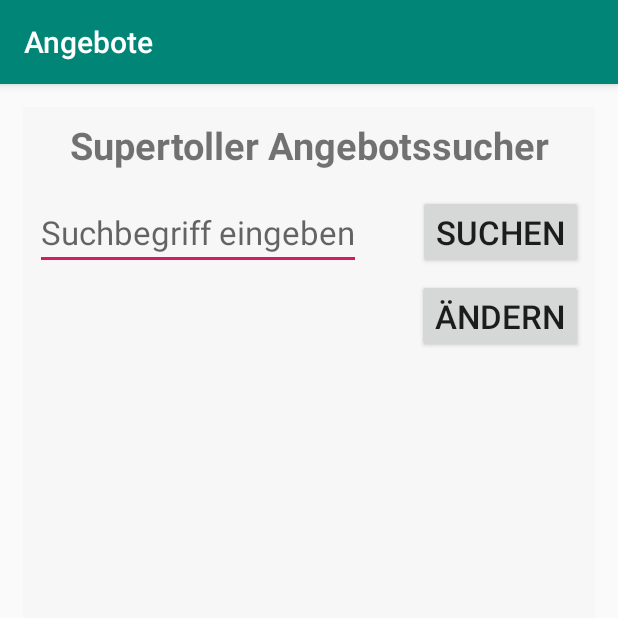
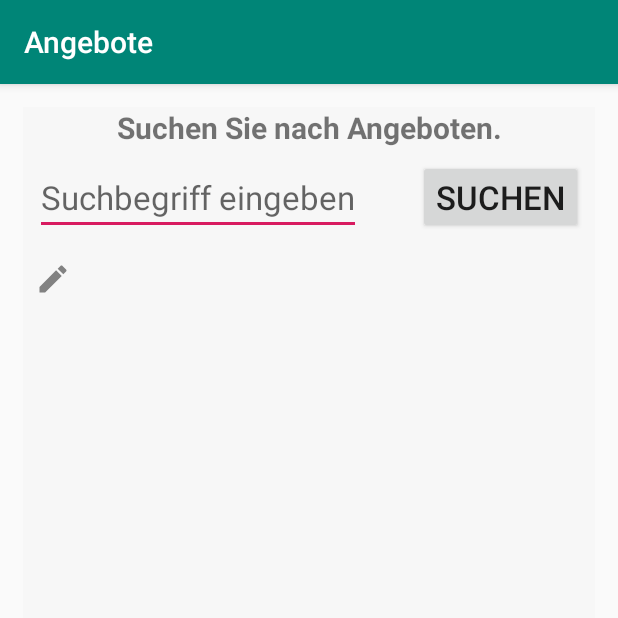
Before and after one commit to Bienchen13/Angebotssucher, an Android app: the screen it shows after launch (MainActivity), after a tap on "SUCHEN", on a phone screen of 412 x 824 dp, the top half of it. Run offline under Robolectric (Android 15) with nearby library versions, the phone set to English and light mode, and no system bars.

```diff
--- a/app/src/main/java/de/kathrin/angebote/MainActivity.java
+++ b/app/src/main/java/de/kathrin/angebote/MainActivity.java
@@ -111,7 +111,7 @@ public class MainActivity extends AppCompatActivity {
                 Log.v(LOG_TAG, "Search for Offers Button was clicked");
 
                 // Get search item from text field
-                String searchItem = ((EditText) findViewById(R.id.searchField)).getText().toString();
+                String searchItem = ((EditText) findViewById(R.id.offer_search_field)).getText().toString();
 
                 // Start the search
                 RequestOffersTask offersTask = new RequestOffersTask();
@@ -120,7 +120,7 @@ public class MainActivity extends AppCompatActivity {
         };
 
         // Add On Click Reaction to Search Button
-        findViewById(R.id.searchButton).setOnClickListener(onSearchButtonClickListener);
+        findViewById(R.id.offer_search_button).setOnClickListener(onSearchButtonClickListener);
     }
 
     /**
@@ -139,7 +139,7 @@ public class MainActivity extends AppCompatActivity {
         };
 
         // Add On Click Reaction to Select Market Button
-        findViewById(R.id.change_market).setOnClickListener(onSelectMarketClickListener);
+        findViewById(R.id.select_market).setOnClickListener(onSelectMarketClickListener);
 
     }
 
@@ -147,9 +147,10 @@ public class MainActivity extends AppCompatActivity {
      * Bind the Adapter to the List View and init the click reaction on the offers.
      */
     private void initListView() {
+
         // Bind Adapter to List View
         OfferArrayAdapter offerArrayAdapter = new OfferArrayAdapter(this, resultOfferList);
-        ((ListView)findViewById(R.id.listview_activity_main)).setAdapter(offerArrayAdapter);
+        ((ListView)findViewById(R.id.offer_result_list)).setAdapter(offerArrayAdapter);
 
         // Add pop-up with description when clicking on an offer.
         registerListViewClickListener();
@@ -190,6 +191,11 @@ public class MainActivity extends AppCompatActivity {
 
                 // Delete old offers
                 allOffersList = null;
+
+                // Clear list view
+                resultOfferList.clear();
+                ((ListView)findViewById(R.id.offer_result_list)).invalidateViews();
+                ((TextView)findViewById(R.id.offer_result_header)).setText("");
             }
         }
     }
@@ -213,8 +219,8 @@ public class MainActivity extends AppCompatActivity {
                 View popupView = inflater.inflate(R.layout.description_popup, null);
 
                 // Connect the elements from the popup view with the corresponding information
-                ((TextView) popupView.findViewById(R.id.titel_popup_text)).setText(title);
-                ((TextView) popupView.findViewById(R.id.description_popup_text)).setText(description);
+                ((TextView) popupView.findViewById(R.id.popup_title)).setText(title);
+                ((TextView) popupView.findViewById(R.id.popup_description)).setText(description);
 
                 // Start a new DownloadImageTask to display the image
                 ImageView imageView  = popupView.findViewById(R.id.popup_image);
@@ -238,7 +244,7 @@ public class MainActivity extends AppCompatActivity {
             }
         };
 
-        ((ListView) findViewById(R.id.listview_activity_main)).setOnItemClickListener(onItemClickListener);
+        ((ListView) findViewById(R.id.offer_result_list)).setOnItemClickListener(onItemClickListener);
     }
 
     /**
@@ -249,18 +255,18 @@ public class MainActivity extends AppCompatActivity {
         Log.v(LOG_TAG, "Updating view");
 
         // Set Header with available dates
-        String headerText = "Angebote gültig vom " +
+        String headerText = "Gültig: " +
                 allOffersList.getAvailableFromFormatted() +
-                " bis zum " +
-                allOffersList.getAvailableUntilFormatted() + ".";
-        ((TextView)findViewById(R.id.resultHeader)).setText(headerText);
+                " - " +
+                allOffersList.getAvailableUntilFormatted();
+        ((TextView)findViewById(R.id.offer_result_header)).setText(headerText);
 
         // Update result offer list
         resultOfferList.clear();
         resultOfferList.addAll(offerList);
 
         // Update list view
-        ((ListView)findViewById(R.id.listview_activity_main)).invalidateViews();
+        ((ListView)findViewById(R.id.offer_result_list)).invalidateViews();
     }
 
     /**
@@ -295,27 +301,20 @@ public class MainActivity extends AppCompatActivity {
             // Create a file for every selected market
             String filename = selectedMarket.getMarketID() + Utility.TEXTFILE_ENDING;
 
-            // Load all offers of a market from file or make a server request
+            // Try to restore offers from file
+            if (allOffersList == null && getFileStreamPath(filename).exists()) {
+                allOffersList = Utility.restoreOffersFromFile(MainActivity.this, filename);
+
+                // Check if the file is outdated
+                if (allOffersList.getAvailableUntil().before(new Date())) {
+                    Log.v(LOG_TAG, "Offers from file outdated");
+                    allOffersList = null;
+                }
+            }
+
+            // Try to make a server request to load offers
             if (allOffersList == null) {
-
-                // Load offers from file, if they exist
-                if (getFileStreamPath(filename).exists()) {
-                    allOffersList = Utility.restoreOffersFromFile(MainActivity.this, filename);
-
-                    // If not outdated, they can be used
-                    if (!allOffersList.getAvailableUntil().before(new Date())) {
-                        Log.v(LOG_TAG, "Offers from file restored.");
-
-                        // otherwise make a server request
-                    } else {
-                        Log.v(LOG_TAG, "Offers from file outdated");
-                        allOffersList = Utility.requestOffersFromServer(MainActivity.this, selectedMarket, filename);
-
-                    }
-                    // if there is no file, also a server request is necessary
-                } else {
-                    allOffersList = Utility.requestOffersFromServer(MainActivity.this, selectedMarket, filename);
-                }
+                allOffersList = Utility.requestOffersFromServer(MainActivity.this, selectedMarket, filename);
             }
 
             // if list is still null, something bad happened
@@ -326,7 +325,7 @@ public class MainActivity extends AppCompatActivity {
             }
 
             // collect all matching offers
-            for (Offer o: allOffersList.getOfferList()) {
+            for (Offer o: allOffersList) {
                 if (o.getTitle().toLowerCase().contains(searchItem[0].toLowerCase()) ||
                     o.getDescription().toLowerCase().contains(searchItem[0].toLowerCase())) {
                     resultList.add(o);
--- /dev/null
+++ b/app/src/main/res/drawable-anydpi/edit_pencil.xml
@@ -0,0 +1,11 @@
+<vector xmlns:android="http://schemas.android.com/apk/res/android"
+    android:width="24dp"
+    android:height="24dp"
+    android:viewportWidth="24"
+    android:viewportHeight="24"
+    android:tint="#333333"
+    android:alpha="0.6">
+  <path
+      android:fillColor="@android:color/white"
+      android:pathData="M3,17.25V21h3.75L17.81,9.94l-3.75,-3.75L3,17.25zM20.71,7.04c0.39,-0.39 0.39,-1.02 0,-1.41l-2.34,-2.34c-0.39,-0.39 -1.02,-0.39 -1.41,0l-1.83,1.83 3.75,3.75 1.83,-1.83z"/>
+</vector>
--- a/app/src/main/res/layout/activity_main.xml
+++ b/app/src/main/res/layout/activity_main.xml
@@ -9,10 +9,9 @@
     <TextView
         android:layout_width="match_parent"
         android:layout_height="wrap_content"
-        android:layout_margin="@dimen/default_margin"
-        android:text="Supertoller Angebotssucher"
+        android:text="Suchen Sie nach Angeboten."
         android:textAlignment="center"
-        android:textSize="25sp"
+        android:textSize="20sp"
         android:textStyle="bold"
         />
 
@@ -21,7 +20,7 @@
         android:layout_height="wrap_content">
 
         <EditText
-            android:id="@+id/searchField"
+            android:id="@+id/offer_search_field"
             android:layout_width="wrap_content"
             android:layout_height="wrap_content"
             android:layout_margin="@dimen/default_margin"
@@ -29,43 +28,28 @@
             android:textSize="@dimen/default_font_size" />
 
         <Button
-            android:id="@+id/searchButton"
+            android:id="@+id/offer_search_button"
             android:layout_width="wrap_content"
             android:layout_height="wrap_content"
             android:layout_margin="@dimen/default_margin"
-            android:layout_toLeftOf="@id/searchField"
+            android:layout_toLeftOf="@id/offer_search_field"
             android:layout_alignParentRight="true"
             android:text="Suchen"
             android:textSize="@dimen/default_font_size" />
 
     </RelativeLayout>
 
+    <TextView
+        android:id="@+id/select_market"
+        android:layout_width="wrap_content"
+        android:layout_height="wrap_content"
+        android:layout_margin="@dimen/default_margin"
+        android:textSize="20sp"
+        android:drawableRight="@drawable/edit_pencil"/>
 
-    <RelativeLayout
-        android:layout_width="match_parent"
-        android:layout_height="wrap_content">
-
-        <TextView
-            android:id="@+id/select_market"
-            android:layout_width="wrap_content"
-            android:layout_height="wrap_content"
-            android:layout_margin="@dimen/default_margin"
-            android:textSize="@dimen/default_font_size" />
-
-        <Button
-            android:id="@+id/change_market"
-            android:layout_width="wrap_content"
-            android:layout_height="wrap_content"
-            android:layout_alignBaseline="@id/select_market"
-            android:layout_margin="@dimen/default_margin"
-            android:layout_alignParentRight="true"
-            android:text="Ändern"
-            android:textSize="@dimen/default_font_size" />
-
-    </RelativeLayout>
 
     <TextView
-        android:id="@+id/resultHeader"
+        android:id="@+id/offer_result_header"
         android:layout_width="match_parent"
         android:layout_height="wrap_content"
         android:layout_margin="@dimen/default_margin"
@@ -73,7 +57,7 @@
         />
 
     <ListView
-        android:id="@+id/listview_activity_main"
+        android:id="@+id/offer_result_list"
         android:layout_width="match_parent"
         android:layout_height="match_parent"
         android:layout_marginEnd="@dimen/default_margin"
--- a/app/src/main/res/layout/description_popup.xml
+++ b/app/src/main/res/layout/description_popup.xml
@@ -15,7 +15,7 @@
         />
 
     <TextView
-        android:id="@+id/titel_popup_text"
+        android:id="@+id/popup_title"
         android:layout_width="wrap_content"
         android:layout_height="wrap_content"
         android:layout_centerInParent="true"
@@ -27,7 +27,7 @@
         android:textStyle="bold" />
 
     <TextView
-        android:id="@+id/description_popup_text"
+        android:id="@+id/popup_description"
         android:layout_width="wrap_content"
         android:layout_height="wrap_content"
         android:textSize="@dimen/offer_text_font_size"
```
Also changed, not shown: app/src/main/java/de/kathrin/angebote/OfferList.java (+3 -13 lines), app/src/main/java/de/kathrin/angebote/Utility.java (+3 -7 lines), app/src/main/res/drawable-hdpi/edit_pencil.png (added), app/src/main/res/drawable-mdpi/edit_pencil.png (added), app/src/main/res/drawable-xhdpi/edit_pencil.png (added), app/src/main/res/drawable-xxhdpi/edit_pencil.png (added).
